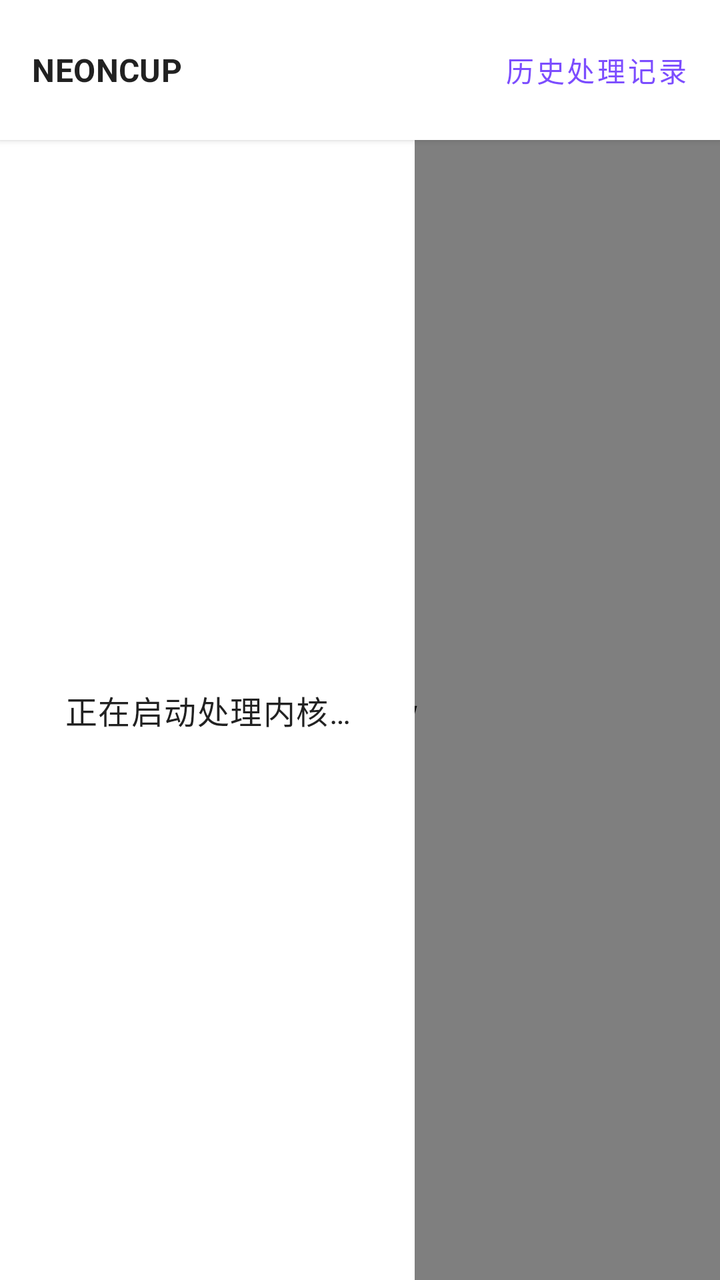
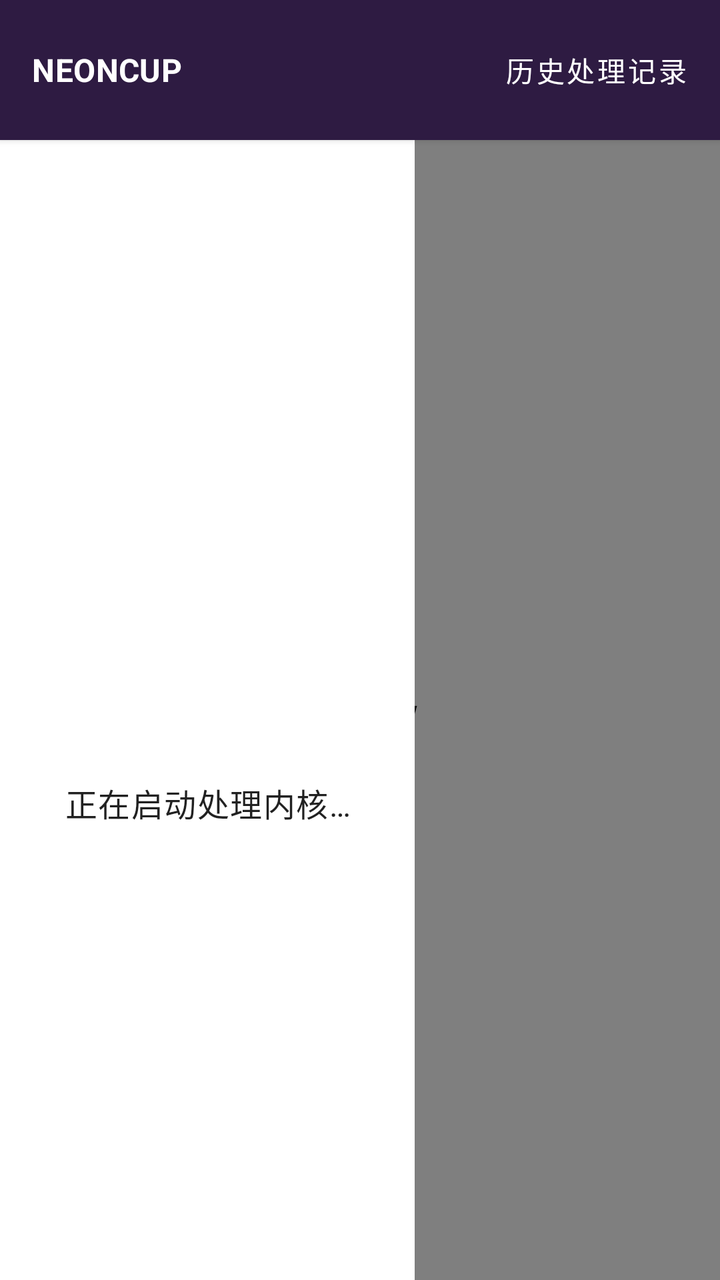

Before-and-after screenshots of an Android layout around one commit, followed by the original layout XML and the change that was made.
<!-- AndroidManifest.xml: application theme Theme.SyncStage -->
<!-- res/layout/activity_main.xml -->
<?xml version="1.0" encoding="utf-8"?>
<LinearLayout xmlns:android="http://schemas.android.com/apk/res/android"
    android:layout_width="match_parent"
    android:layout_height="match_parent"
    android:fitsSystemWindows="true"
    android:orientation="vertical">

    <LinearLayout
        android:layout_width="match_parent"
        android:layout_height="70dp"
        android:background="?attr/colorSurface"
        android:elevation="2dp"
        android:gravity="center_vertical"
        android:orientation="horizontal"
        android:paddingStart="16dp"
        android:paddingTop="4dp"
        android:paddingEnd="8dp"
        android:paddingBottom="4dp">

        <TextView
            android:layout_width="0dp"
            android:layout_height="wrap_content"
            android:layout_weight="1"
            android:text="@string/app_name"
            android:textAppearance="?attr/textAppearanceSubtitle1"
            android:textStyle="bold" />

        <Button
            android:id="@+id/historyButton"
            style="@style/Widget.MaterialComponents.Button.TextButton"
            android:layout_width="wrap_content"
            android:layout_height="wrap_content"
            android:minWidth="0dp"
            android:text="@string/history" />
    </LinearLayout>

    <FrameLayout
        android:layout_width="match_parent"
        android:layout_height="0dp"
        android:layout_weight="1">

        <WebView
            android:id="@+id/webView"
            android:layout_width="match_parent"
            android:layout_height="match_parent" />

        <TextView
            android:id="@+id/loadingText"
            android:layout_width="wrap_content"
            android:layout_height="match_parent"
            android:background="?attr/colorSurface"
            android:gravity="center"
            android:padding="32dp"
            android:text="@string/loading_engine"
            android:textAppearance="@style/TextAppearance.MaterialComponents.Body1" />

    </FrameLayout>

</LinearLayout>
<!-- resources referenced by this layout -->
<resources>
  <string name="app_name">NEONCUP</string>
  <string name="history">历史处理记录</string>
  <string name="loading_engine">正在启动处理内核…</string>
  <style name="Theme.SyncStage" parent="Theme.MaterialComponents.DayNight.NoActionBar">
          <item name="colorPrimary">@color/purple_500</item>
          <item name="colorPrimaryVariant">@color/purple_700</item>
          <item name="colorSecondary">@color/teal_200</item>
          <item name="android:statusBarColor" tools:targetApi="l">@color/purple_700</item>
          <item name="android:windowLightStatusBar" tools:targetApi="m">false</item>
      </style>
  <color name="purple_500">#FF7C4DFF</color>
  <color name="purple_700">#FF6200EA</color>
  <color name="teal_200">#FF03DAC5</color>
</resources>

<!-- the commit's change to res/layout/activity_main.xml (unified diff, before → after) -->
@@ -5,10 +5,11 @@
     android:fitsSystemWindows="true"
     android:orientation="vertical">
 
+
     <LinearLayout
         android:layout_width="match_parent"
         android:layout_height="70dp"
-        android:background="?attr/colorSurface"
+        android:background="#2E1B42"
         android:elevation="2dp"
         android:gravity="center_vertical"
         android:orientation="horizontal"
@@ -17,12 +18,15 @@
         android:paddingEnd="8dp"
         android:paddingBottom="4dp">
 
+
+
         <TextView
             android:layout_width="0dp"
             android:layout_height="wrap_content"
             android:layout_weight="1"
             android:text="@string/app_name"
             android:textAppearance="?attr/textAppearanceSubtitle1"
+            android:textColor="#FFFFFF"
             android:textStyle="bold" />
 
         <Button
@@ -31,6 +35,7 @@
             android:layout_width="wrap_content"
             android:layout_height="wrap_content"
             android:minWidth="0dp"
+            android:textColor="#FFFFFF"
             android:text="@string/history" />
     </LinearLayout>
 
@@ -47,7 +52,7 @@
         <TextView
             android:id="@+id/loadingText"
             android:layout_width="wrap_content"
-            android:layout_height="match_parent"
+            android:layout_height="663dp"
             android:background="?attr/colorSurface"
             android:gravity="center"
             android:padding="32dp"
<!-- resource entries referenced after the edit -->
@@ -7,11 +7,17 @@
           <item name="colorPrimary">@color/purple_500</item>
           <item name="colorPrimaryVariant">@color/purple_700</item>
           <item name="colorSecondary">@color/teal_200</item>
-          <item name="android:statusBarColor" tools:targetApi="l">@color/purple_700</item>
+  
+          
+          <item name="android:windowBackground">@color/page_bg</item>
+          <item name="android:statusBarColor" tools:targetApi="l">@color/page_bg</item>
+          <item name="android:navigationBarColor" tools:targetApi="l">@color/page_bg</item>
           <item name="android:windowLightStatusBar" tools:targetApi="m">false</item>
+          <item name="android:windowLightNavigationBar" tools:targetApi="o_mr1">false</item>
       </style>
   <color name="purple_500">#FF7C4DFF</color>
   <color name="purple_700">#FF6200EA</color>
   <color name="teal_200">#FF03DAC5</color>
+  <color name="page_bg">#FF060914</color>
 </resources>
 
